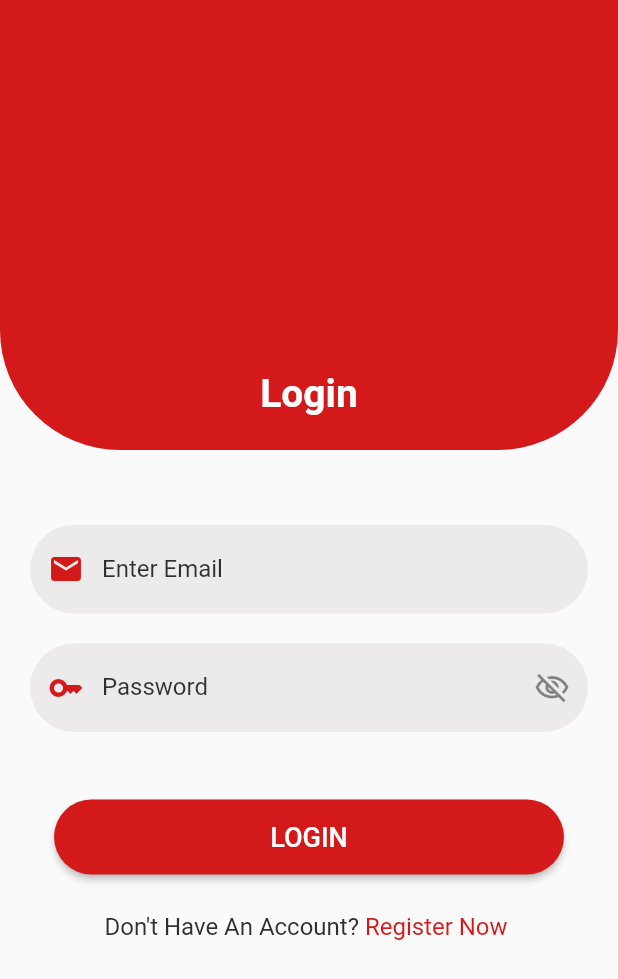
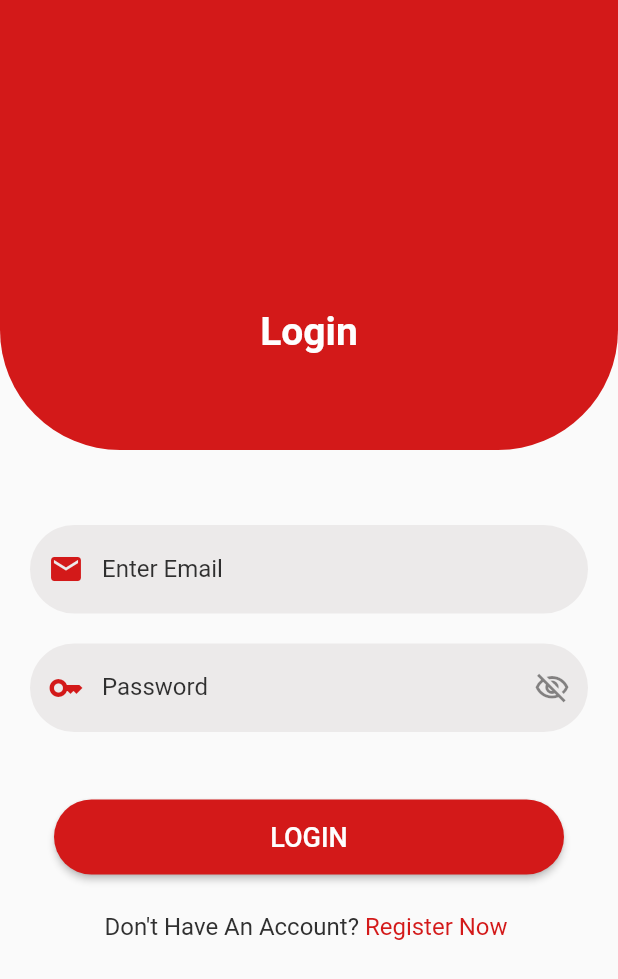
Before and after one commit to Ange-Carine/Emergency_app, a Flutter app: the LoginScreen screen opened by its route, on a phone screen of 412 x 824 dp. Shown: the top 979 px of the screen. Run offline on Flutter 3.47's test engine with Material 2 defaults, Android fonts, the phone set to English and light mode, and no system bars.

Commit message:
folder structure updates

```diff
--- a/SOS_App/lib/features/authentication/login_screen.dart
+++ b/SOS_App/lib/features/authentication/login_screen.dart
@@ -40,7 +40,7 @@ class _LoginScreenState extends State<LoginScreen> {
                         bottomRight: Radius.circular(80.0))),
                 child: Padding(
                   padding: EdgeInsets.only(
-                      top: MediaQuery.of(context).size.height * 0.3),
+                      top: MediaQuery.of(context).size.height * 0.25),
                   child: const Text(
                     'Login',
                     style: TextStyle(
--- a/SOS_App/lib/main.dart
+++ b/SOS_App/lib/main.dart
@@ -1,6 +1,6 @@
 import 'package:flutter/material.dart';
 
-import 'home.dart';
+import 'features/home_screen/home.dart';
 import 'features/authentication/login_screen.dart';
 import 'features/authentication/signup_screen.dart';
 
```
Also changed, not shown: SOS_App/lib/features/home_screen/home.dart (renamed from SOS_App/lib/home.dart).
